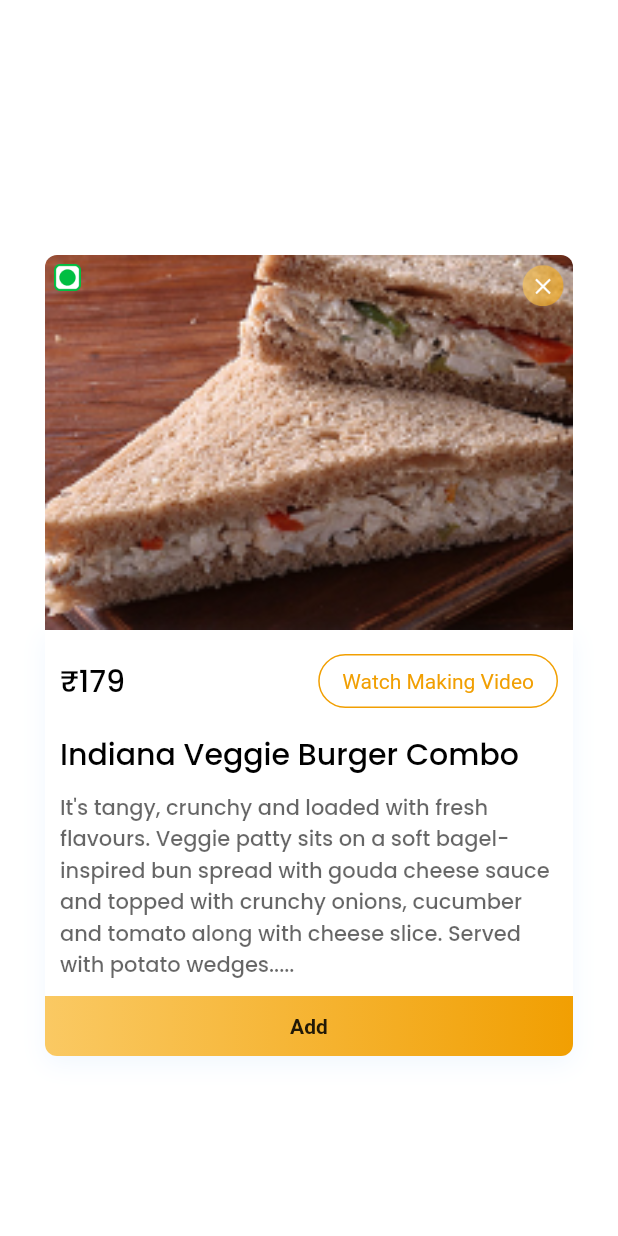
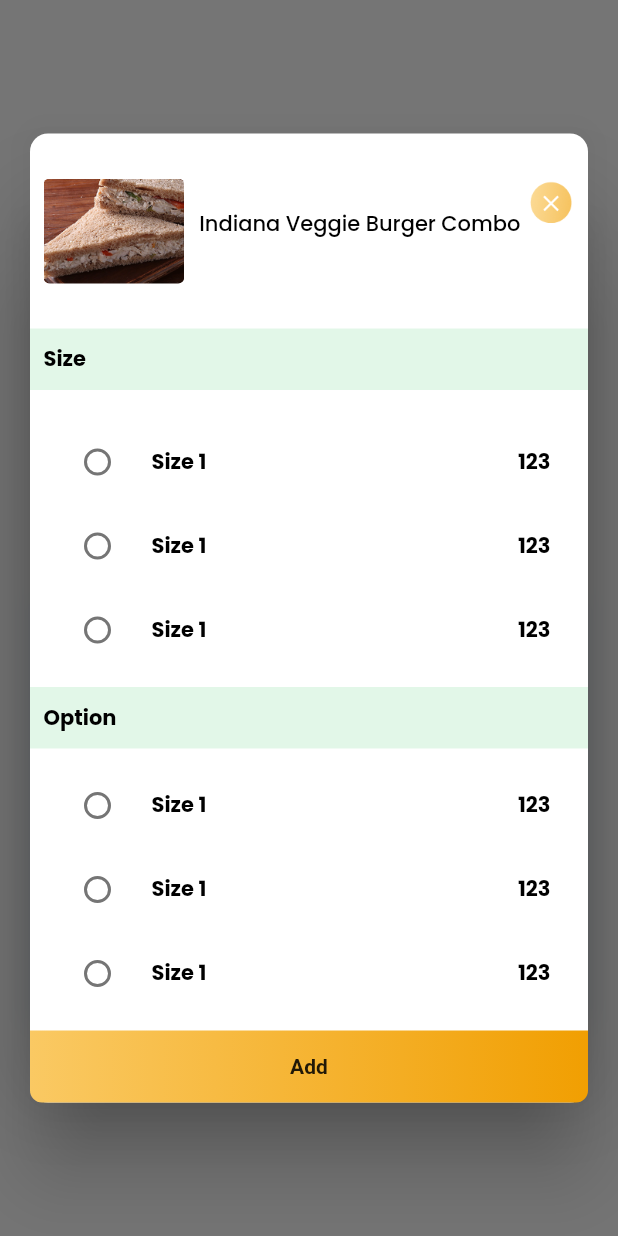
Before and after one commit to kaimly/FlutterWeb_LandingPage, a Flutter app: the CustomPopUp widget shown alone on an empty page, opened directly, after a tap on "Add", on a phone screen of 412 x 824 dp. Run offline on Flutter 3.47's test engine with Material 2 defaults, Android fonts, the light colour scheme and no system bars; our stand-ins replace flutter_switch, responsive_builder.

Commit message:
selection COntainer

```diff
--- /dev/null
+++ b/lib/screens/FoodChoice/foodChoices.dart
@@ -0,0 +1,186 @@
+import 'package:flutter/material.dart';
+import 'package:robigo/themes/theme.dart';
+import 'package:robigo/widgets/allWIdgets.dart';
+import 'package:robigo/widgets/closeButton.dart';
+
+enum Size { one, two, three }
+
+class FoodChoices extends StatelessWidget {
+  final contentPadding =
+      EdgeInsets.only(top: 10, bottom: 10, left: 9, right: 9);
+
+  @override
+  Widget build(BuildContext context) {
+    return AlertDialog(
+      shape: RoundedRectangleBorder(borderRadius: BorderRadius.circular(12)),
+      insetPadding: EdgeInsets.symmetric(horizontal: 20),
+      contentPadding: EdgeInsets.only(top: 20),
+      content: Column(
+        crossAxisAlignment: CrossAxisAlignment.start,
+        mainAxisSize: MainAxisSize.min,
+        children: [
+          Padding(
+            padding: contentPadding,
+            child: Row(
+              mainAxisAlignment: MainAxisAlignment.spaceBetween,
+              crossAxisAlignment: CrossAxisAlignment.start,
+              children: [
+                Expanded(
+                  flex: 3,
+                  child: Container(
+                    height: 70,
+                    child: ClipRRect(
+                      borderRadius: BorderRadius.circular(4),
+                      child: Image.asset(
+                        "assets/images/sample1.png",
+                        fit: BoxFit.cover,
+                      ),
+                    ),
+                  ),
+                ),
+                const SizedBox(
+                  width: 10,
+                ),
+                Expanded(
+                  flex: 7,
+                  child: Column(
+                    mainAxisAlignment: MainAxisAlignment.spaceBetween,
+                    crossAxisAlignment: CrossAxisAlignment.start,
+                    children: [
+                      const SizedBox(
+                        height: 20,
+                      ),
+                      Text("Indiana Veggie Burger Combo",
+                          style: Theme.of(context)
+                              .primaryTextTheme
+                              .subtitle1!
+                              .merge(TextStyle(fontSize: 14))),
+                    ],
+                  ),
+                ),
+                Expanded(flex: 1, child: CustomCloseButton())
+              ],
+            ),
+          ),
+          const SizedBox(
+            height: 20,
+          ),
+          Heading(
+            contentPadding: contentPadding,
+            label: "Size",
+          ),
+          const SizedBox(height: 10),
+          SizeContainer(),
+          Heading(
+            contentPadding: contentPadding,
+            label: "Option",
+          ),
+          SizeContainer(),
+          CustomGradientBtn(
+            label: "Add",
+            onPressed: () {},
+            radiusTL: 0,
+            radiusTR: 0,
+          )
+        ],
+      ),
+    );
+  }
+}
+
+class SizeContainer extends StatefulWidget {
+  @override
+  _SizeContainerState createState() => _SizeContainerState();
+}
+
+int selectedRadio = 0;
+
+class _SizeContainerState extends State<SizeContainer> {
+  setSelectedRadio(int val) {
+    setState(() {
+      selectedRadio = val;
+    });
+  }
+
+  final contentPadding =
+      EdgeInsets.only(top: 10, bottom: 10, left: 9, right: 9);
+
+  @override
+  Widget build(BuildContext context) {
+    return Padding(
+        padding: contentPadding,
+        child: Column(
+          children: [
+            RadioListTile(
+              secondary: Text(
+                "123",
+                style: Theme.of(context).textTheme.bodyText1,
+              ),
+              title: Text(
+                "Size 1",
+                style: Theme.of(context).textTheme.bodyText1,
+              ),
+              value: 2,
+              groupValue: selectedRadio,
+              activeColor: Colors.blue,
+              onChanged: (val) {
+                print("Radio $val");
+                // setSelectedRadio(val);
+              },
+            ),
+            RadioListTile(
+              secondary: Text(
+                "123",
+                style: Theme.of(context).textTheme.bodyText1,
+              ),
+              title: Text(
+                "Size 1",
+                style: Theme.of(context).textTheme.bodyText1,
+              ),
+              value: 3,
+              groupValue: selectedRadio,
+              activeColor: Colors.blue,
+              onChanged: (val) {
+                print("Radio $val");
+                // setSelectedRadio(val);
+              },
+            ),
+            RadioListTile(
+              secondary: Text(
+                "123",
+                style: Theme.of(context).textTheme.bodyText1,
+              ),
+              title: Text(
+                "Size 1",
+                style: Theme.of(context).textTheme.bodyText1,
+              ),
+              value: 3,
+              groupValue: selectedRadio,
+              activeColor: Colors.blue,
+              onChanged: (val) {
+                print("Radio $val");
+                // setSelectedRadio(val);
+              },
+            ),
+          ],
+        ));
+  }
+}
+
+class Heading extends StatelessWidget {
+  final String label;
+  final EdgeInsets contentPadding;
+
+  Heading({required this.contentPadding, required this.label});
+  @override
+  Widget build(BuildContext context) {
+    return Container(
+      width: double.infinity,
+      decoration: BoxDecoration(color: Color.fromRGBO(50, 198, 92, 0.14)),
+      child: Padding(
+        padding: contentPadding,
+        child: Text(label, style: Theme.of(context).textTheme.bodyText1),
+      ),
+    );
+  }
+}
--- a/lib/screens/homeScreen/widgets/customPopUp.dart
+++ b/lib/screens/homeScreen/widgets/customPopUp.dart
@@ -1,23 +1,28 @@
 import 'package:flutter/material.dart';
+import 'package:robigo/screens/FoodChoice/foodChoices.dart';
 import 'package:robigo/screens/OrdersScreen/orderScreen.dart';
 import 'package:robigo/themes/theme.dart';
 import 'package:robigo/widgets/allWIdgets.dart';
 import 'package:robigo/widgets/closeButton.dart';
 
 class CustomPopUp extends StatelessWidget {
+  showAlertDialog(BuildContext context) {
+    showDialog(
+      context: context,
+      builder: (BuildContext context) {
+        return FoodChoices();
+      },
+    );
+  }
+
   @override
   Widget build(BuildContext context) {
-    void onPressed() {
-      Navigator.pushNamed(context, OrderScreen.routName);
-    }
-
-    return Container(
-      decoration: BoxDecoration(borderRadius: BorderRadius.circular(8)),
-      alignment: Alignment.center,
-      padding: EdgeInsets.only(left: 30, right: 30, top: 170),
-      // color: Colors.blue,
-      width: double.infinity,
-      child: Column(
+    return AlertDialog(
+      shape: RoundedRectangleBorder(borderRadius: BorderRadius.circular(12)),
+      contentPadding: EdgeInsets.symmetric(horizontal: 0),
+      insetPadding: EdgeInsets.symmetric(horizontal: 20),
+      content: Column(
+        mainAxisSize: MainAxisSize.min,
         crossAxisAlignment: CrossAxisAlignment.start,
         children: [
           Stack(
@@ -136,7 +141,7 @@ class CustomPopUp extends StatelessWidget {
                   label: "Add",
                   height: 40,
                   onPressed: () {
-                    print("object");
+                    showAlertDialog(context);
                   },
                 ),
               ],
```
